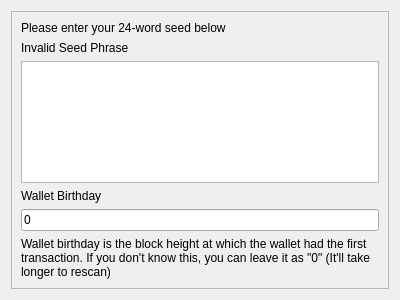
Before: the Qt Designer form src/qt/forms/restoreseed.ui in PirateNetwork/pirate, drawn with Qt 5.
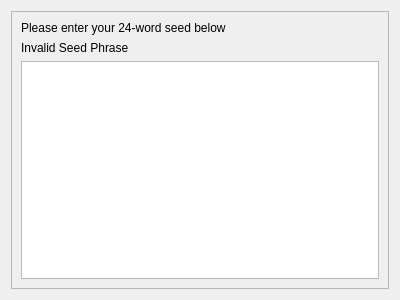
After: the same form once the commit is applied.

Commit message: Add Wallet Birthday - Dynamically detect and set Wallet birthday to first know transaction on rescan.

What changed in the file:
```diff
--- a/src/qt/forms/restoreseed.ui
+++ b/src/qt/forms/restoreseed.ui
@@ -53,35 +53,6 @@
         </property>
        </widget>
       </item>
-      <item>
-       <widget class="QLabel" name="label_2">
-        <property name="text">
-         <string>Wallet Birthday</string>
-        </property>
-       </widget>
-      </item>
-      <item>
-       <widget class="QLineEdit" name="txtBirthday">
-        <property name="text">
-         <string>0</string>
-        </property>
-       </widget>
-      </item>
-      <item>
-       <widget class="QLabel" name="label_4">
-        <property name="font">
-         <font>
-          <pointsize>9</pointsize>
-         </font>
-        </property>
-        <property name="text">
-         <string>Wallet birthday is the block height at which the wallet had the first transaction. If you don't know this, you can leave it as &quot;0&quot; (It'll take longer to rescan)</string>
-        </property>
-        <property name="wordWrap">
-         <bool>true</bool>
-        </property>
-       </widget>
-      </item>
      </layout>
     </widget>
    </item>
```
The commit also changes 7 other files.
